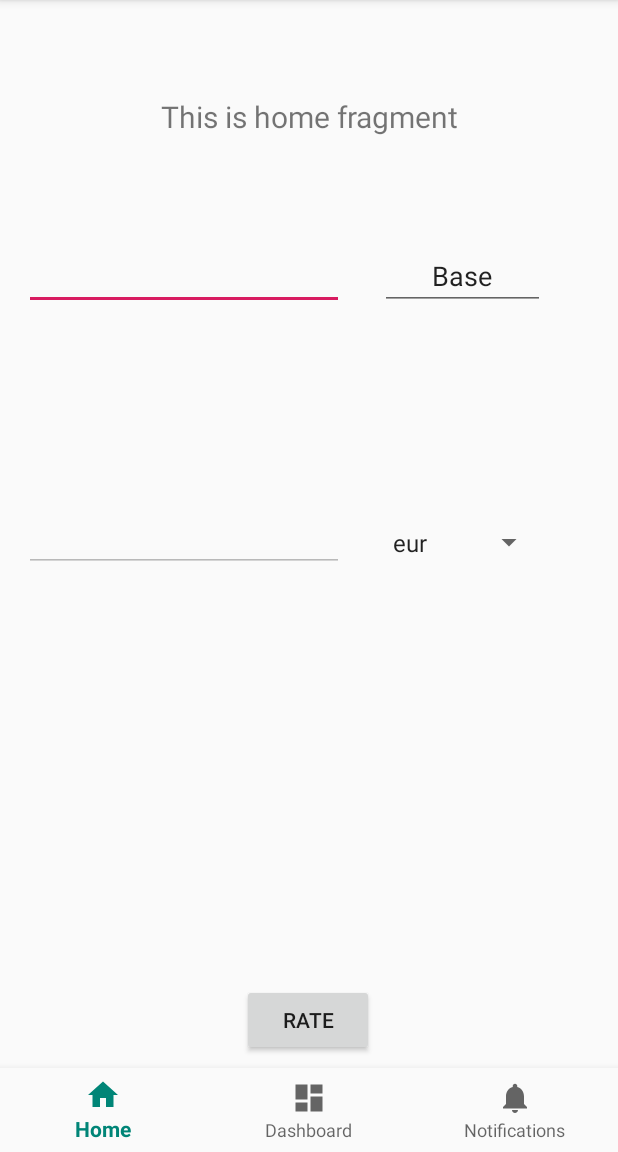
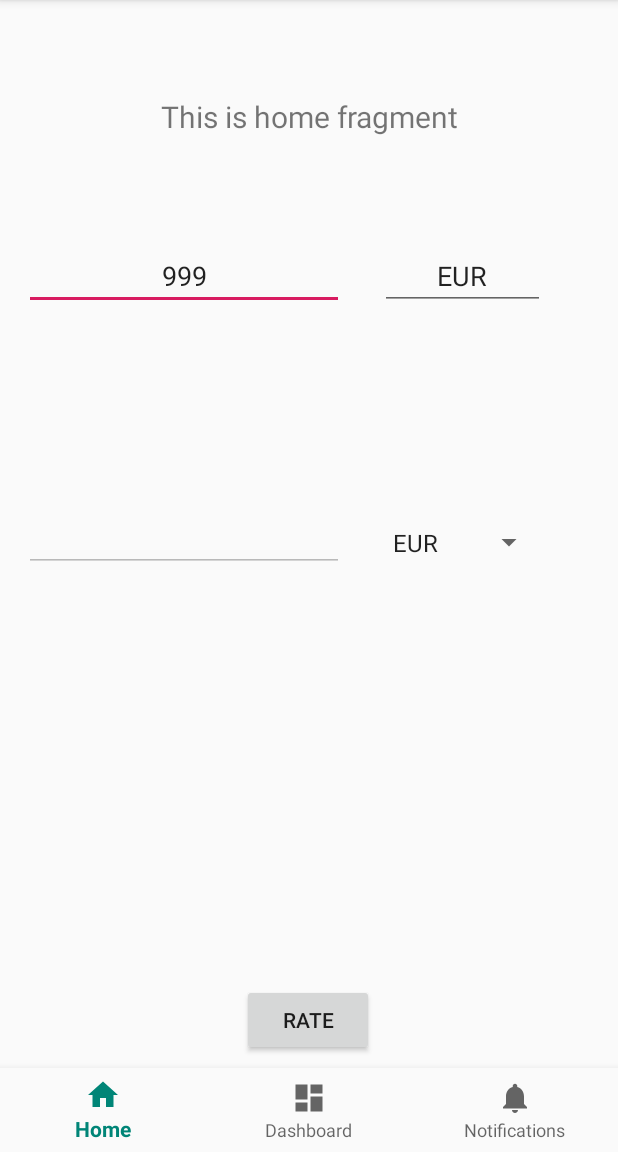
Before and after one commit to DorotikPMA/Project, an Android app: the screen it shows after launch (MainActivity), on a phone screen of 412 x 824 dp, the part 84-1236 px from its top. Run offline under Robolectric (Android 15) with nearby library versions, the phone set to English and light mode, and no system bars; our stand-ins replace Volley, navigation-ui.

Commit message:
Funkcni prevod men

```diff
--- a/app/src/main/java/cz/education/exchange/MainActivity.java
+++ b/app/src/main/java/cz/education/exchange/MainActivity.java
@@ -2,9 +2,13 @@ package cz.education.exchange;
 
 import android.os.Bundle;
 import android.util.Log;
+import android.widget.Button;
 import android.widget.EditText;
+import android.widget.Spinner;
 import android.widget.TextView;
 import android.widget.Toast;
+import android.view.View;
+
 
 import com.android.volley.RequestQueue;
 import com.android.volley.Response;
@@ -22,12 +26,78 @@ import androidx.navigation.ui.NavigationUI;
 import org.json.JSONObject;
 
 public class MainActivity extends AppCompatActivity {
+    EditText rated;
+    EditText howMuch;
+    EditText from;
+    Spinner spinner;
+    Button button;
+    String symbol;
+    double kolik;
+    String hodnota;
+
+    //JSON
+    String base;
+    String date;
+    double kurz;
+    double exchanged;
+
+    @Override
+    protected void onCreate(Bundle savedInstanceState) {
+        super.onCreate(savedInstanceState);
+        setContentView(R.layout.activity_main);
+        BottomNavigationView navView = findViewById(R.id.nav_view);
+        // Passing each menu ID as a set of Ids because each
+        // menu should be considered as top level destinations.
+        AppBarConfiguration appBarConfiguration = new AppBarConfiguration.Builder(
+                R.id.navigation_home, R.id.navigation_dashboard, R.id.navigation_notifications)
+                .build();
+        NavController navController = Navigation.findNavController(this, R.id.nav_host_fragment);
+        NavigationUI.setupActionBarWithNavController(this, navController, appBarConfiguration);
+        NavigationUI.setupWithNavController(navView, navController);
+
+        //inicializce
+        rated = (EditText) findViewById(R.id.rated);
+        rated.setEnabled(false);
+        howMuch = (EditText) findViewById(R.id.howMuch);
+        howMuch.setText("999");
+        from = (EditText) findViewById(R.id.from);
+        from.setText("EUR");
+        spinner = (Spinner) findViewById(R.id.spinner);
+        symbol = spinner.getSelectedItem().toString();
+        button = (Button) findViewById(R.id.button);
+
+        kolik = howMuchToVar();
+
+        Log.d("TEST - spinner", symbol);
+        Log.d("TEST - Kolik", Double.toString(kolik));
 
 
-    private TextView f;
+    }
+
+    public double howMuchToVar(){
+        String tmp = howMuch.getText().toString();
+        tmp = tmp.replace(" ", "");
+        double var = Double.parseDouble(tmp);
+        return var;
+    }
+
+
+    public void myButtonClick(View v)
+    {
+        //hodnota inputu
+        kolik = howMuchToVar();
+        //vybrana mena
+        symbol = spinner.getSelectedItem().toString();
+
+        getJson();
+
+
+    }
+
 
     private void getJson(){
-        String url = "https://api.exchangeratesapi.io/latest?base=CZK";
+
+        String url = "https://api.exchangeratesapi.io/latest?symbols=" + symbol;
 
         StringRequest request = new StringRequest(url, new Response.Listener<String>() {
             @Override
@@ -44,38 +114,29 @@ public class MainActivity extends AppCompatActivity {
         rQueue.add(request);
     }
 
-
     public void parseJsonData(String jsonString){
 
         try {
+            //vytvori JSONobj ze stringu
             JSONObject obj = new JSONObject(jsonString);
 
+
+            base = obj.getString("base");
+            Log.d("Base", base);
+            date = obj.getString("date");
+            Log.d("Date", date);
+
             JSONObject rateData = obj.getJSONObject("rates");
-            String czk = rateData.getString("CZK");
-            String cad = rateData.getString("CAD");
-            String pln = rateData.getString("PLN");
-            String aud = rateData.getString("AUD");
-            String mxn = rateData.getString("MXN");
-            String usd = rateData.getString("USD");
-            String nok = rateData.getString("NOK");
-            String nzd = rateData.getString("NZD");
-            String rub = rateData.getString("RUB");
-            String hrk = rateData.getString("HRK");
-            String jpy = rateData.getString("JPY");
-            String eur = rateData.getString("EUR");
-            String gbp = rateData.getString("GBP");
+            hodnota = rateData.getString(symbol);
+            Log.d("Kurz",hodnota );
+
+            kurz = Double.parseDouble(hodnota);
+
+            exchanged = kolik * kurz;
+
+            rated.setText(Double.toString(exchanged));
 
 
-
-
-            Log.d("Rates",rateData.toString() );
-            Log.d("CZK",czk );
-
-            String base = obj.getString("base");
-            Log.d("Base", base);
-            String date = obj.getString("date");
-            Log.d("Date", date);
-            f.setText(base);
 
         } catch (Throwable t) {
             Log.e("My App", "Could not parse malformed JSON: \"" + jsonString + "\"");
@@ -86,28 +147,5 @@ public class MainActivity extends AppCompatActivity {
 
 
 
-    @Override
-    protected void onCreate(Bundle savedInstanceState) {
-        super.onCreate(savedInstanceState);
-        setContentView(R.layout.activity_main);
-        BottomNavigationView navView = findViewById(R.id.nav_view);
-        // Passing each menu ID as a set of Ids because each
-        // menu should be considered as top level destinations.
-        AppBarConfiguration appBarConfiguration = new AppBarConfiguration.Builder(
-                R.id.navigation_home, R.id.navigation_dashboard, R.id.navigation_notifications)
-                .build();
-        NavController navController = Navigation.findNavController(this, R.id.nav_host_fragment);
-        NavigationUI.setupActionBarWithNavController(this, navController, appBarConfiguration);
-        NavigationUI.setupWithNavController(navView, navController);
-
-
-        EditText mEdit = (EditText) findViewById(R.id.rated);
-        mEdit.setEnabled(false);
-        f = findViewById(R.id.from);
-        getJson();
-
-
-        Log.i("HEllo World","whats'up");
-    }
 
 }
--- a/app/src/main/res/layout/activity_main.xml
+++ b/app/src/main/res/layout/activity_main.xml
@@ -15,7 +15,7 @@
         android:layout_marginTop="105dp"
         android:ems="10"
         android:gravity="center"
-        android:inputType="numberSigned"
+        android:inputType="number"
         app:layout_constraintStart_toStartOf="parent"
         app:layout_constraintTop_toTopOf="parent" />
 
@@ -28,10 +28,10 @@
         android:inputType="textPersonName"
         android:text="Base"
         app:layout_constraintBaseline_toBaselineOf="@+id/howMuch"
-        app:layout_constraintEnd_toEndOf="@+id/spinner2" />
+        app:layout_constraintEnd_toEndOf="@+id/spinner" />
 
     <Spinner
-        android:id="@+id/spinner2"
+        android:id="@+id/spinner"
         android:layout_width="109dp"
         android:layout_height="39dp"
         android:layout_marginEnd="24dp"
@@ -60,7 +60,7 @@
 
 
     <Button
-        android:id="@+id/button2"
+        android:id="@+id/button"
         android:layout_width="wrap_content"
         android:layout_height="wrap_content"
         android:layout_marginBottom="@android:dimen/notification_large_icon_height"
@@ -68,7 +68,8 @@
         app:layout_constraintBottom_toBottomOf="parent"
         app:layout_constraintEnd_toEndOf="parent"
         app:layout_constraintHorizontal_bias="0.498"
-        app:layout_constraintStart_toStartOf="parent" />
+        app:layout_constraintStart_toStartOf="parent"
+        android:onClick="myButtonClick"/>
 
     <com.google.android.material.bottomnavigation.BottomNavigationView
         android:id="@+id/nav_view"
--- a/app/src/main/res/values/strings.xml
+++ b/app/src/main/res/values/strings.xml
@@ -6,12 +6,12 @@
 
         <string name="app_name">"Aladin's Exchange"</string>
         <string-array name="rates_array">
-            <item>eur</item>
-            <item>usd</item>
-            <item>pln</item>
-            <item>czk</item>
-            <item>gbp</item>
-            <item>mxn</item>
+            <item>EUR</item>
+            <item>USD</item>
+            <item>PLN</item>
+            <item>CZK</item>
+            <item>GBP</item>
+            <item>MXN</item>
         </string-array>
 
 </resources>
```
